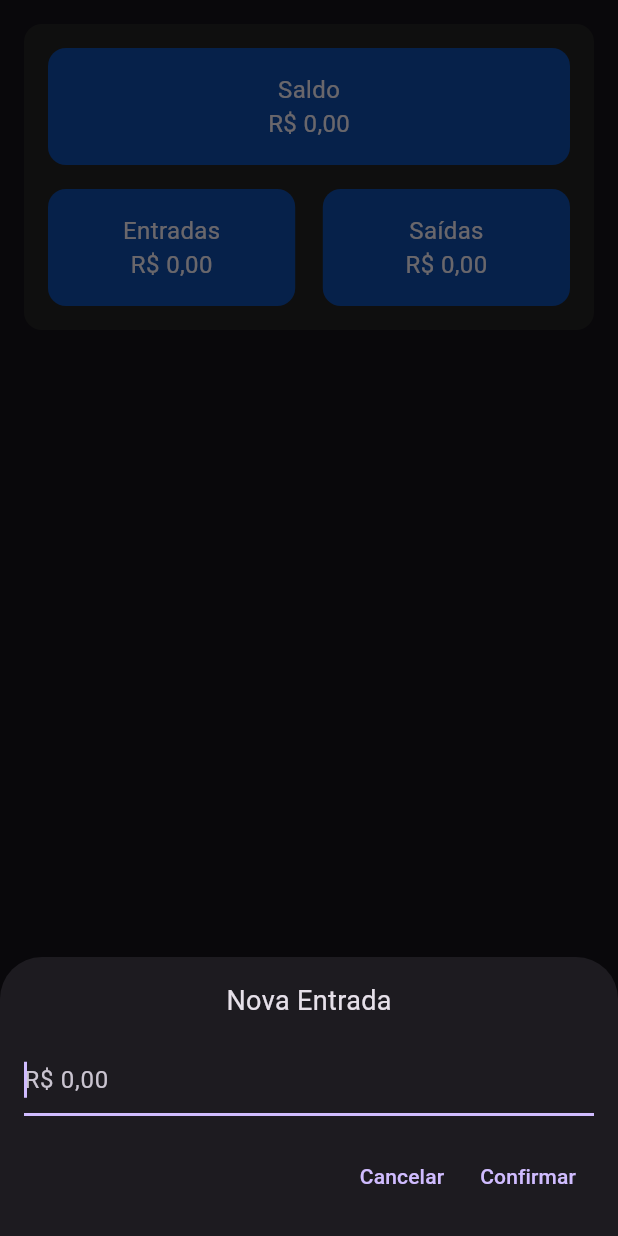
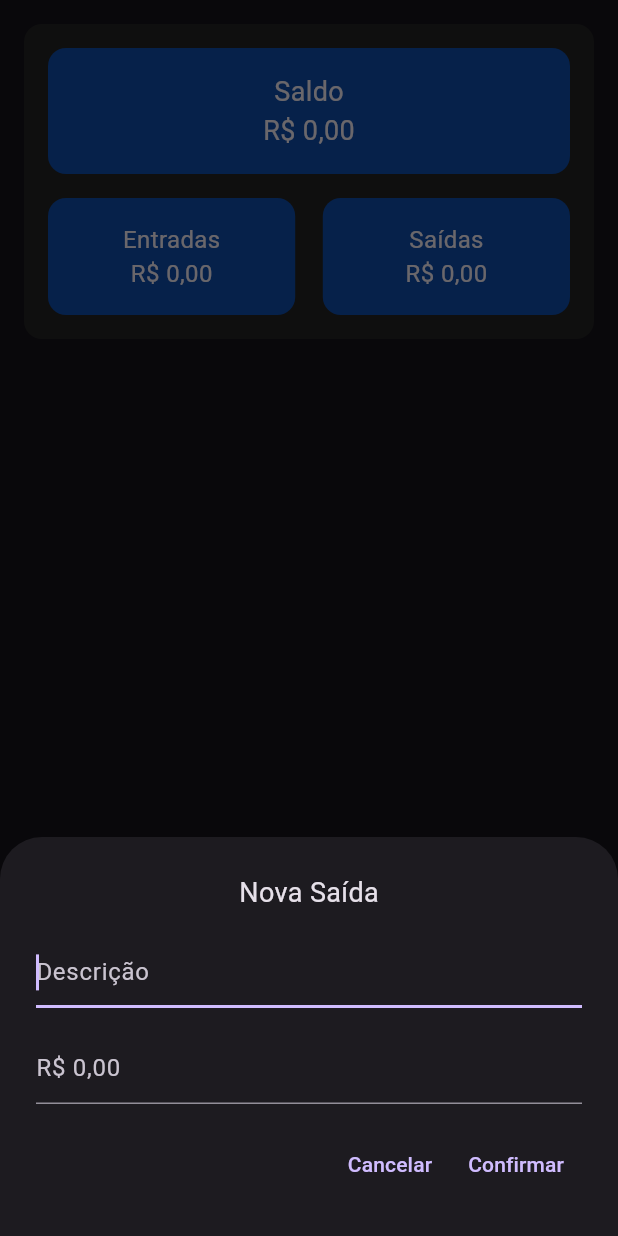
Before and after one commit to andrezin96/money, a Flutter app: the screen it shows after launch, after a tap on "Saídas", on a phone screen of 412 x 824 dp. Run offline on Flutter 3.47's test engine with Material 3 defaults, Android fonts, the phone set to English and light mode, and no system bars; our stand-ins replace equatable, flutter_bloc, get_it, get_storage.

Commit message:
Alteração geral

```diff
--- a/lib/models/budget_model.dart
+++ b/lib/models/budget_model.dart
@@ -9,15 +9,11 @@ enum ValueType {
 
 class BudgetModel {
   const BudgetModel({
-    required this.description,
-    required this.type,
     required this.values,
     required this.creditsTotal,
     required this.debitsTotal,
     required this.total,
   });
-  final String description;
-  final ValueType type;
   final List<MoneyType> values;
   final double creditsTotal;
   final double debitsTotal;
@@ -25,16 +21,12 @@ class BudgetModel {
 
   BudgetModel copyWith({
     String? description,
-    ValueType? type,
     List<MoneyType>? values,
-    List<MoneyType>? debits,
     double? creditsTotal,
     double? debitsTotal,
     double? total,
   }) {
     return BudgetModel(
-      description: description ?? this.description,
-      type: type ?? this.type,
       values: values ?? this.values,
       creditsTotal: creditsTotal ?? this.creditsTotal,
       debitsTotal: debitsTotal ?? this.debitsTotal,
@@ -44,8 +36,6 @@ class BudgetModel {
 
   factory BudgetModel.empty() {
     return const BudgetModel(
-      description: '',
-      type: ValueType.none,
       values: [],
       creditsTotal: 0,
       debitsTotal: 0,
@@ -55,8 +45,6 @@ class BudgetModel {
 
   Map<String, dynamic> toMap() {
     return <String, dynamic>{
-      'description': description,
-      'type': type.name,
       'values': values.map((value) => value.toMap()).toList(),
       'creditsTotal': creditsTotal,
       'debitsTotal': debitsTotal,
@@ -66,8 +54,6 @@ class BudgetModel {
 
   factory BudgetModel.fromMap(Map<String, dynamic> map) {
     return BudgetModel(
-      description: map['description'] as String,
-      type: ValueType.values.byName(map['type'] as String),
       values: (map['values'] as List? ?? []).map((value) => MoneyType.fromMap(value as Map<String, dynamic>)).toList(),
       creditsTotal: map['creditsTotal'] as double,
       debitsTotal: map['debitsTotal'] as double,
@@ -83,24 +69,29 @@ class BudgetModel {
 class MoneyType {
   const MoneyType({
     required this.description,
+    required this.type,
     required this.value,
   });
   final String description;
+  final ValueType type;
   final double value;
 
   MoneyType copyWith({
     String? description,
+    ValueType? type,
     double? value,
   }) {
     return MoneyType(
-      description: description ?? '',
-      value: value ?? 0,
+      description: description ?? this.description,
+      type: type ?? this.type,
+      value: value ?? this.value,
     );
   }
 
   factory MoneyType.empty() {
     return const MoneyType(
       description: '',
+      type: ValueType.none,
       value: 0,
     );
   }
@@ -108,6 +99,7 @@ class MoneyType {
   Map<String, dynamic> toMap() {
     return <String, dynamic>{
       'description': description,
+      'type': type.name,
       'value': value,
     };
   }
@@ -115,6 +107,7 @@ class MoneyType {
   factory MoneyType.fromMap(Map<String, dynamic> map) {
     return MoneyType(
       description: map['description'] as String,
+      type: ValueType.values.byName(map['type'] as String),
       value: map['value'] as double,
     );
   }
--- a/lib/modules/home/components/home_bottom_sheet.dart
+++ b/lib/modules/home/components/home_bottom_sheet.dart
@@ -4,31 +4,50 @@ import 'package:flutter/services.dart';
 import '../../../core/core.dart';
 
 class HomeBottomSheet extends StatelessWidget {
-  const HomeBottomSheet({super.key, required this.controller, this.cancelButton, this.confirmButton});
+  const HomeBottomSheet({
+    super.key,
+    required this.label,
+    this.cancelButton,
+    this.confirmButton,
+    required this.descriptionController,
+    required this.valueController,
+  });
 
-  final TextEditingController controller;
+  final String label;
+  final TextEditingController descriptionController;
+  final TextEditingController valueController;
   final void Function()? cancelButton;
   final void Function()? confirmButton;
 
   @override
   Widget build(BuildContext context) {
-    return Container(
-      margin: EdgeInsets.only(
-        bottom: MediaQuery.of(context).viewInsets.bottom,
-      ),
-      padding: const EdgeInsets.all(16),
+    return Padding(
+      padding: EdgeInsets.only(bottom: MediaQuery.of(context).viewInsets.bottom),
+      child: Container(
+        padding: const EdgeInsets.all(24),
         child: Column(
           mainAxisSize: MainAxisSize.min,
           children: [
-          const Text(
-            'Nova Entrada',
-            style: TextStyle(fontSize: 18),
+            Text(
+              label,
+              style: const TextStyle(fontSize: 18),
             ),
             Padding(
               padding: const EdgeInsets.symmetric(vertical: 16),
               child: TextFormField(
-              controller: controller,
+                controller: descriptionController,
                 autofocus: true,
+                keyboardType: TextInputType.text,
+                textCapitalization: TextCapitalization.sentences,
+                decoration: const InputDecoration(
+                  hintText: 'Descrição',
+                ),
+              ),
+            ),
+            Padding(
+              padding: const EdgeInsets.only(bottom: 16),
+              child: TextFormField(
+                controller: valueController,
                 keyboardType: TextInputType.number,
                 inputFormatters: [
                   CurrencyMoney.formatter,
@@ -54,6 +73,7 @@ class HomeBottomSheet extends StatelessWidget {
             ),
           ],
         ),
+      ),
     );
   }
 }
--- a/lib/modules/home/components/home_card.dart
+++ b/lib/modules/home/components/home_card.dart
@@ -9,10 +9,14 @@ class HomeCard extends StatelessWidget {
     this.height,
     this.width,
     this.onTap,
+    this.labelFontSize,
+    this.valueFontSize,
   });
 
   final String label;
   final String value;
+  final double? labelFontSize;
+  final double? valueFontSize;
   final double? height;
   final double? width;
   final EdgeInsetsGeometry? margin;
@@ -35,11 +39,11 @@ class HomeCard extends StatelessWidget {
           children: [
             Text(
               label,
-              style: const TextStyle(fontSize: 16),
+              style: TextStyle(fontSize: labelFontSize ?? 16),
             ),
             Text(
               value,
-              style: const TextStyle(fontSize: 16),
+              style: TextStyle(fontSize: valueFontSize ?? 16),
             ),
           ],
         ),
--- a/lib/modules/home/components/home_template.dart
+++ b/lib/modules/home/components/home_template.dart
@@ -1,9 +1,8 @@
-import 'dart:developer';
-
 import 'package:flutter/material.dart';
 import 'package:flutter_bloc/flutter_bloc.dart';
 
 import '../../../core/core.dart';
+import '../../../models/budget_model.dart';
 import '../controller/home_cubit.dart';
 import 'home_bottom_sheet.dart';
 import 'home_card.dart';
@@ -16,13 +15,20 @@ class HomeTemplate extends StatelessWidget {
 
   final HomeCubit controller;
 
-  Future<void> showHomeBottomSheet(BuildContext context, String type) {
+  Future<void> showHomeBottomSheet({
+    required BuildContext context,
+    required String label,
+    required void Function() confirmButton,
+  }) {
     return showModalBottomSheet<void>(
       context: context,
+      isScrollControlled: true,
       builder: (context) => HomeBottomSheet(
-        controller: controller.valueController,
+        label: label,
+        descriptionController: controller.descriptionController,
+        valueController: controller.valueController,
         confirmButton: () {
-          controller.saveBudget(type);
+          confirmButton.call();
           Navigator.pop(context);
         },
       ),
@@ -31,11 +37,20 @@ class HomeTemplate extends StatelessWidget {
 
   @override
   Widget build(BuildContext context) {
+    return BlocBuilder<HomeCubit, HomeState>(
+      bloc: controller,
+      builder: (context, state) {
+        if (state is HomeLoading) {
+          return const Center(
+            child: CircularProgressIndicator(),
+          );
+        }
         return Scaffold(
           body: SafeArea(
             bottom: false,
-        child: ListView(
+            child: Padding(
               padding: const EdgeInsetsDirectional.symmetric(horizontal: 16, vertical: 16),
+              child: Column(
                 children: [
                   Container(
                     padding: const EdgeInsets.all(16),
@@ -43,27 +58,15 @@ class HomeTemplate extends StatelessWidget {
                       color: Colors.grey[900],
                       borderRadius: BorderRadius.circular(12),
                     ),
-              child: BlocConsumer<HomeCubit, HomeState>(
-                bloc: controller,
-                listener: (context, state) {
-                  if (state is HomeMoneyAdded) {
-                    return log(state.budget.values.length.toString());
-                  }
-                },
-                builder: (context, state) {
-                  log(state.toString());
-                  if (state is HomeLoading) {
-                    return const Center(
-                      child: CircularProgressIndicator(),
-                    );
-                  }
-                  return Column(
+                    child: Column(
                       children: [
                         HomeCard(
                           width: double.infinity,
                           margin: const EdgeInsets.only(bottom: 16),
                           label: 'Saldo',
-                        value: state.budget.total.toCurrency,
+                          labelFontSize: 18,
+                          valueFontSize: 18,
+                          value: state.total.toCurrency,
                         ),
                         Row(
                           mainAxisAlignment: MainAxisAlignment.spaceBetween,
@@ -71,18 +74,52 @@ class HomeTemplate extends StatelessWidget {
                             HomeCard(
                               width: MediaQuery.sizeOf(context).width * 0.4,
                               label: 'Entradas',
-                            value: state.budget.creditsTotal.toCurrency,
-                            onTap: () => showHomeBottomSheet(context, 'c'),
+                              value: state.creditsTotal.toCurrency,
+                              onTap: () => showHomeBottomSheet(
+                                context: context,
+                                label: 'Nova Entrada',
+                                confirmButton: () => controller.saveBudget(ValueType.credit),
+                              ),
                             ),
                             HomeCard(
                               width: MediaQuery.sizeOf(context).width * 0.4,
                               label: 'Saídas',
-                            value: state.budget.debitsTotal.toCurrency,
-                            onTap: () => showHomeBottomSheet(context, 'd'),
+                              value: state.debitsTotal.toCurrency,
+                              onTap: () => showHomeBottomSheet(
+                                context: context,
+                                label: 'Nova Saída',
+                                confirmButton: () => controller.saveBudget(ValueType.debit),
+                              ),
                             ),
                           ],
                         ),
                       ],
+                    ),
+                  ),
+                  Expanded(
+                    child: ListView.builder(
+                      itemCount: state.budget.values.length,
+                      itemBuilder: (context, index) {
+                        final item = state.budget.values[index];
+                        return ListTile(
+                          title: Text(item.description),
+                          subtitle: Text(item.value.toCurrency),
+                          trailing: IconButton(
+                            onPressed: () => controller.deleteBudgetValue(index),
+                            icon: const Icon(Icons.delete),
+                          ),
+                          leading: Icon(
+                            item.type == ValueType.credit ? Icons.arrow_downward : Icons.arrow_upward,
+                            color: item.type == ValueType.credit ? Colors.green : Colors.red,
+                          ),
+                          onTap: () {
+                            controller.selectBudgetValue(index);
+                            showHomeBottomSheet(
+                              context: context,
+                              label: item.type == ValueType.credit ? 'Editar Entrada' : 'Editar Saída',
+                              confirmButton: () => controller.editBudgetValue(index),
+                            );
+                          },
                         );
                       },
                     ),
@@ -90,6 +127,9 @@ class HomeTemplate extends StatelessWidget {
                 ],
               ),
             ),
+          ),
+        );
+      },
     );
   }
 }
--- a/lib/modules/home/controller/home_state.dart
+++ b/lib/modules/home/controller/home_state.dart
@@ -29,6 +29,14 @@ final class HomeMoneyAdded extends HomeState {
   const HomeMoneyAdded(super.budget);
 }
 
+final class HomeValueRemoved extends HomeState {
+  const HomeValueRemoved(super.budget);
+}
+
+final class HomeValueEdited extends HomeState {
+  const HomeValueEdited(super.budget);
+}
+
 final class HomeError extends HomeState {
   const HomeError(super.budget, this.error);
 
```
Also changed, not shown: lib/modules/home/controller/home_cubit.dart (+72 -17 lines). Lines whose indentation alone changed are shown as unchanged.
